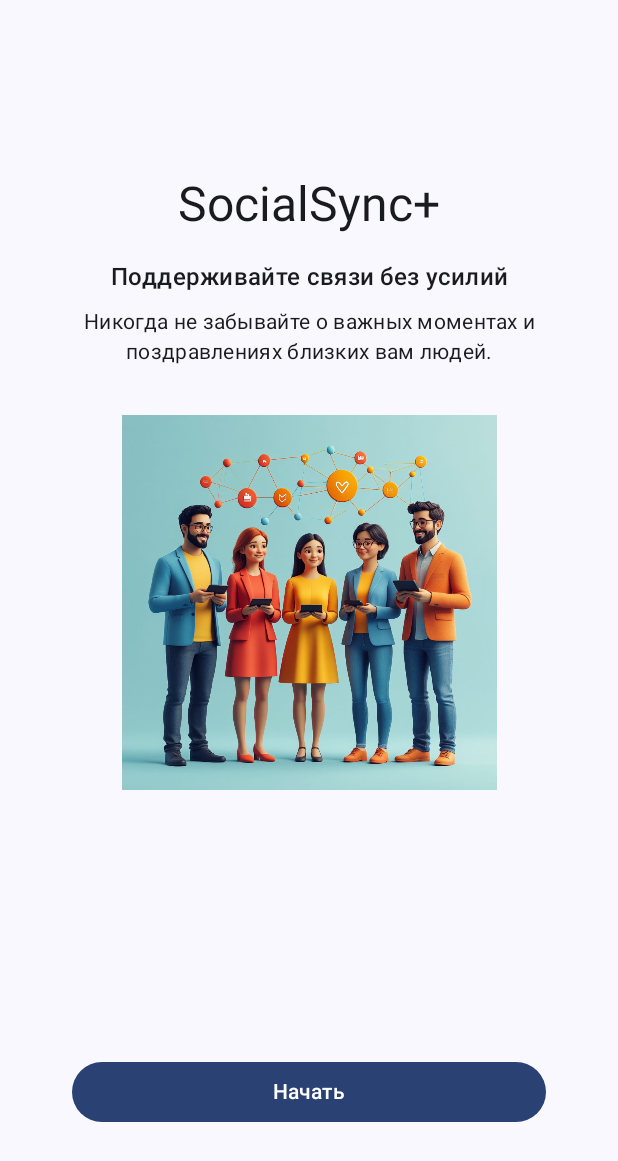
After one commit to solandmedotru/SocialSync, an Android app built with Jetpack Compose: the WelcomeScreen screen opened through its navigation route, on a phone screen of 412 x 824 dp. The commit adds this screen. Shown: the top 1161 px of the screen. Run offline under Robolectric (Android 15) with nearby library versions, the phone set to English and light mode, and no system bars; our stand-ins replace Dagger/Hilt's generated code.

```diff
--- a/app/src/main/java/ru/devsoland/socialsync/MainActivity.kt
+++ b/app/src/main/java/ru/devsoland/socialsync/MainActivity.kt
@@ -4,20 +4,56 @@ import android.os.Bundle
 import androidx.activity.ComponentActivity
 import androidx.activity.compose.setContent
 import androidx.activity.enableEdgeToEdge
+import androidx.compose.runtime.Composable
+import androidx.navigation.compose.NavHost
+import androidx.navigation.compose.composable
+import androidx.navigation.compose.rememberNavController
 import dagger.hilt.android.AndroidEntryPoint
-import ru.devsoland.socialsync.ui.contacts.ContactListScreen // Импорт нашего экрана
+import ru.devsoland.socialsync.ui.AppDestinations // <-- ДОБАВЛЕНО
+import ru.devsoland.socialsync.ui.contacts.ContactListScreen
 import ru.devsoland.socialsync.ui.theme.SocialSyncTheme
+import ru.devsoland.socialsync.ui.welcome.WelcomeScreen // <-- ДОБАВЛЕНО
 
-@AndroidEntryPoint // Добавлено для Hilt
+@AndroidEntryPoint
 class MainActivity : ComponentActivity() {
     override fun onCreate(savedInstanceState: Bundle?) {
         super.onCreate(savedInstanceState)
         enableEdgeToEdge()
         setContent {
             SocialSyncTheme {
-                // Убрали Scaffold отсюда, так как он теперь внутри ContactListScreen
-                ContactListScreen() // Вызываем наш новый экран
+                AppNavigator() // <-- Вызываем наш новый Composable для навигации
             }
         }
     }
 }
+
+@Composable
+fun AppNavigator() {
+    val navController = rememberNavController()
+    NavHost(
+        navController = navController,
+        startDestination = AppDestinations.WELCOME_ROUTE // <-- Стартовый экран
+    ) {
+        composable(AppDestinations.WELCOME_ROUTE) {
+            WelcomeScreen(
+                onStartClick = {
+                    // Переход на экран списка контактов
+                    // Мы можем также очистить backstack до WelcomeScreen,
+                    // чтобы пользователь не мог вернуться на него кнопкой "назад"
+                    // после того, как нажал "Начать".
+                    navController.navigate(AppDestinations.CONTACT_LIST_ROUTE) {
+                        popUpTo(AppDestinations.WELCOME_ROUTE) {
+                            inclusive = true
+                        }
+                    }
+                }
+            )
+        }
+        composable(AppDestinations.CONTACT_LIST_ROUTE) {
+            ContactListScreen()
+            // Если ContactListScreen ожидает NavController или другие параметры,
+            // их нужно будет передать здесь.
+        }
+        // Сюда можно будет добавлять другие экраны
+    }
+}
--- /dev/null
+++ b/app/src/main/java/ru/devsoland/socialsync/ui/welcome/WelcomeScreen.kt
@@ -0,0 +1,89 @@
+package ru.devsoland.socialsync.ui.welcome
+
+import androidx.compose.foundation.Image
+import androidx.compose.foundation.layout.*
+import androidx.compose.material3.Button
+import androidx.compose.material3.MaterialTheme
+import androidx.compose.material3.Surface
+import androidx.compose.material3.Text
+import androidx.compose.runtime.Composable
+import androidx.compose.ui.Alignment
+import androidx.compose.ui.Modifier
+import androidx.compose.ui.layout.ContentScale
+import androidx.compose.ui.res.painterResource
+import androidx.compose.ui.text.style.TextAlign
+import androidx.compose.ui.tooling.preview.Preview
+import androidx.compose.ui.unit.dp
+import ru.devsoland.socialsync.R // <-- Убедись, что R импортирован из твоего пакета
+import ru.devsoland.socialsync.ui.theme.SocialSyncTheme
+
+@Composable
+fun WelcomeScreen(
+    onStartClick: () -> Unit
+) {
+    Surface(modifier = Modifier.fillMaxSize()) {
+        Column(
+            modifier = Modifier
+                .fillMaxSize()
+                .padding(32.dp),
+            horizontalAlignment = Alignment.CenterHorizontally,
+            verticalArrangement = Arrangement.SpaceAround
+        ) {
+            Spacer(modifier = Modifier.weight(0.5f))
+
+            Text(
+                text = "SocialSync+",
+                style = MaterialTheme.typography.headlineLarge,
+                textAlign = TextAlign.Center
+            )
+
+            Spacer(modifier = Modifier.height(16.dp))
+
+            Text(
+                text = "Поддерживайте связи без усилий",
+                style = MaterialTheme.typography.titleMedium,
+                textAlign = TextAlign.Center
+            )
+
+            Spacer(modifier = Modifier.height(8.dp))
+
+            Text(
+                text = "Никогда не забывайте о важных моментах и поздравлениях близких вам людей.",
+                style = MaterialTheme.typography.bodyMedium,
+                textAlign = TextAlign.Center
+            )
+
+            Spacer(modifier = Modifier.height(32.dp))
+
+            Image(
+                painter = painterResource(id = R.drawable.welcome_illustration),
+                contentDescription = "Иллюстрация для приветственного экрана", // Описание для доступности
+                modifier = Modifier
+                    .fillMaxWidth(0.8f)
+                    // .aspectRatio(1f) // Можно оставить, если картинка квадратная, или убрать если нет
+                    .height(250.dp), // Можно подобрать высоту, или использовать aspectRatio
+                contentScale = ContentScale.Fit // Масштабирование, чтобы картинка вписалась
+            )
+
+            Spacer(modifier = Modifier.weight(1f))
+
+            Button(
+                onClick = onStartClick,
+                modifier = Modifier
+                    .fillMaxWidth()
+                    .padding(horizontal = 16.dp, vertical = 8.dp)
+            ) {
+                Text("Начать")
+            }
+            Spacer(modifier = Modifier.height(32.dp))
+        }
+    }
+}
+
+@Preview(showBackground = true)
+@Composable
+fun WelcomeScreenPreview() {
+    SocialSyncTheme {
+        WelcomeScreen(onStartClick = {})
+    }
+}
--- a/app/src/main/res/values/strings.xml
+++ b/app/src/main/res/values/strings.xml
@@ -1,3 +1,4 @@
 <resources>
     <string name="app_name">SocialSync+</string>
+    <string name="contact_list_title">Контакты</string>
 </resources>
```
Also changed, not shown: app/build.gradle.kts (+9 -5 lines), app/src/main/java/ru/devsoland/socialsync/data/database/AppDatabase.kt (+4 -3 lines), app/src/main/java/ru/devsoland/socialsync/data/model/Contact.kt (+5 -5 lines), app/src/main/java/ru/devsoland/socialsync/data/repository/SocialSyncRepositoryImpl.kt (+8 -5 lines), app/src/main/java/ru/devsoland/socialsync/ui/AppNavigation.kt (added, +7 -0 lines), app/src/main/java/ru/devsoland/socialsync/ui/contacts/ContactListScreen.kt (+175 -63 lines), app/src/main/res/drawable/ic_contact_placeholder_avatar.xml (added, +7 -0 lines), gradle/libs.versions.toml (+8 -3 lines), app/src/main/res/drawable/welcome_illustration.png (added).
